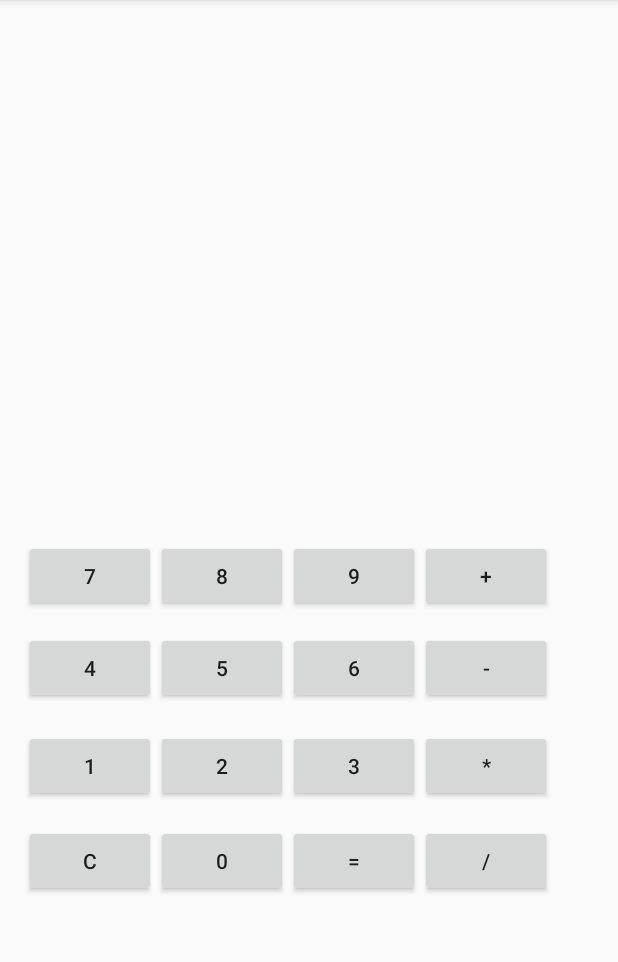
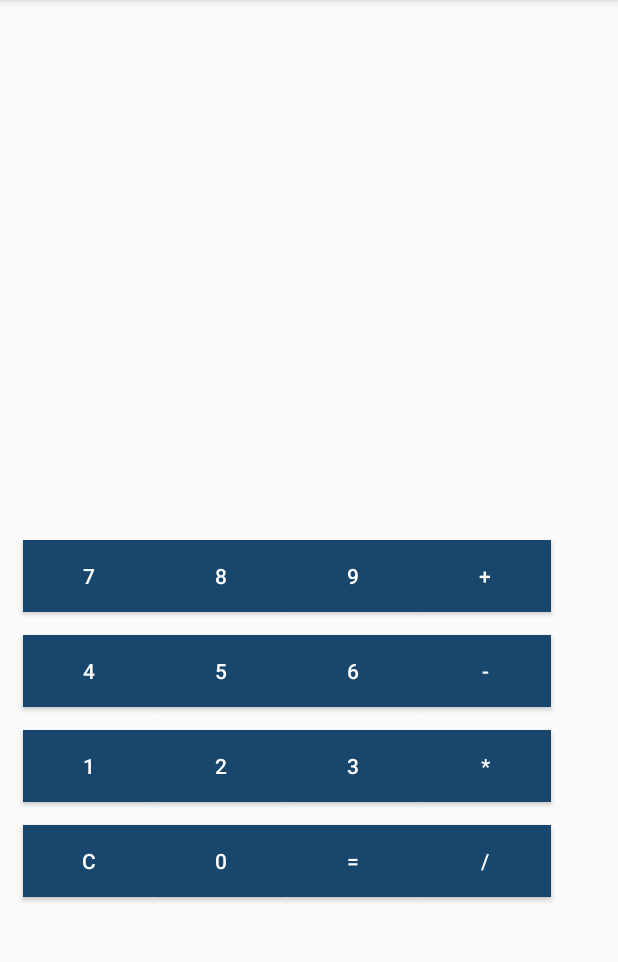
Before and after one commit to mobileappdevhm/calc-gigi0394, an Android app: the screen it shows after launch (MainActivity), on a phone screen of 412 x 824 dp, the part 84-1046 px from its top. Run offline under Robolectric (Android 15) with nearby library versions, the phone set to English and light mode, and no system bars.

```diff
--- a/app/src/main/AndroidManifest.xml
+++ b/app/src/main/AndroidManifest.xml
@@ -5,7 +5,7 @@
     <application
         android:allowBackup="true"
         android:icon="@mipmap/ic_launcher"
-        android:label="@string/app_name"
+        android:label="Calculator"
         android:roundIcon="@mipmap/ic_launcher_round"
         android:supportsRtl="true"
         android:theme="@style/AppTheme">
--- a/app/src/main/java/com/example/calculator/MainActivity.java
+++ b/app/src/main/java/com/example/calculator/MainActivity.java
@@ -13,74 +13,188 @@ import java.util.*;
 
 public class MainActivity extends AppCompatActivity implements OnClickListener {
 
-    private Button one;
-    private Button two;
-    private Button three;
-    private Button four;
-    private Button five;
-    private Button six;
-    private Button seven;
-    private Button eight;
-    private Button nine;
-    private Button zero;
-    private Button plus;
-    private Button minus;
-    private Button multiple;
-    private Button divide;
-    private TextView control;
-    private TextView display;
-    private List<Button> buttons = new ArrayList<>();
+    /**
+     * Buttons for the number fields in the application
+     */
+    private Button zero, one, two, three, four, five, six, seven, eight, nine;
 
+    /**
+     * Buttons which force an action in this case an arithmetic operation
+     */
+    private Button add, subtract, multiply, divide;
+
+    /**
+     * Clears the display
+     */
+    private Button clear;
+
+    /**
+     * Shows the result of an arithmetic operation
+     */
+    private Button result;
+
+    /**
+     * Text views which shows the actions taken of the Calculator
+     */
+    private TextView info, display;
+
+    /**
+     * Lists for all buttons
+     */
+    private ArrayList<Button> numbers = new ArrayList<>();
+    private ArrayList<Button> operators = new ArrayList<>();
+
+    /**
+     * Number which will be calculated with another (storage)
+     */
+    private double number;
+
+    /**
+     * Result of the calculated numbers
+     */
+    private double res;
+
+    /**
+     * Describes the current arithmetic operation
+     * 0: Default
+     * 1: Addition
+     * 2: Subtraction
+     * 3: Multiplication
+     * 4: Division
+     */
+    private int calculation = 0;
+
+    /**
+     * This method creates the user interface of the application
+     * @param savedInstanceState updated information of the user interface
+     */
     @Override
     protected void onCreate(Bundle savedInstanceState) {
         super.onCreate(savedInstanceState);
         setContentView(R.layout.activity_main);
 
         setUpButtonsAndViews();
-        putNumbersInList();
+        addNumbersAndOperatorsInLists();
         setListener();
     }
 
-    private void putNumbersInList() {
-        buttons.add(one);
-        buttons.add(two);
-        buttons.add(three);
-        buttons.add(four);
-        buttons.add(five);
-        buttons.add(six);
-        buttons.add(seven);
-        buttons.add(eight);
-        buttons.add(nine);
-        buttons.add(zero);
+    /**
+     * This method finds all the buttons and views which are shown on the User Interface
+     */
+    public void setUpButtonsAndViews() {
+        zero = findViewById(R.id.btn0);
+        one = findViewById(R.id.btn1);
+        two = findViewById(R.id.btn2);
+        three = findViewById(R.id.btn3);
+        four = findViewById(R.id.btn4);
+        five = findViewById(R.id.btn5);
+        six = findViewById(R.id.btn6);
+        seven = findViewById(R.id.btn7);
+        eight = findViewById(R.id.btn8);
+        nine = findViewById(R.id.btn9);
+
+        add = findViewById(R.id.btnPlus);
+        subtract = findViewById(R.id.btnMinus);
+        multiply = findViewById(R.id.btnMultiple);
+        divide = findViewById(R.id.btnDivide);
+
+        clear = findViewById(R.id.btnClear);
+        result = findViewById(R.id.btnResult);
+
+        info = findViewById(R.id.txtControl);
+        display = findViewById(R.id.txtDisplay);
     }
 
-    private void setUpButtonsAndViews() {
-        one = (Button) findViewById(R.id.btn1);
-        two = (Button) findViewById(R.id.btn2);
-        three = (Button) findViewById(R.id.btn3);
-        four = (Button) findViewById(R.id.btn4);
-        five = (Button) findViewById(R.id.btn5);
-        six = (Button) findViewById(R.id.btn6);
-        seven = (Button) findViewById(R.id.btn7);
-        eight = (Button) findViewById(R.id.btn8);
-        nine = (Button) findViewById(R.id.btn9);
-        zero = (Button) findViewById(R.id.btn0);
-        plus = (Button) findViewById(R.id.btnPlus);
-        minus = (Button) findViewById(R.id.btnMinus);
-        multiple = (Button) findViewById(R.id.btnMultiple);
-        divide = (Button) findViewById(R.id.btnDivide);
-        control = (TextView) findViewById(R.id.txtControl);
-        display = (TextView) findViewById(R.id.txtDisplay);
+    /**
+     * Puts the numbers and operators in two different lists.
+     */
+    public void addNumbersAndOperatorsInLists() {
+        numbers.add(zero);
+        numbers.add(one);
+        numbers.add(two);
+        numbers.add(three);
+        numbers.add(four);
+        numbers.add(five);
+        numbers.add(six);
+        numbers.add(seven);
+        numbers.add(eight);
+        numbers.add(nine);
+
+        operators.add(add);
+        operators.add(subtract);
+        operators.add(multiply);
+        operators.add(divide);
+        operators.add(clear);
+        operators.add(result);
     }
 
-    private void setListener() {
-        for (Button btn : buttons) {
-            btn.setOnClickListener(this);
+    /**
+     * This method sets the functionality of each button
+     */
+    public void setListener() {
+        for (Button b : numbers) {
+            b.setOnClickListener(this);
+        }
+        for (Button o : operators) {
+            o.setOnClickListener(this);
         }
     }
 
+    /**
+     * This method reacts on Button Clicks
+     * @param v current action which is chosen
+     */
     @Override
     public void onClick(View v) {
+        if (v.equals(result)) {
+            calculate();
+        } else if (v.equals(clear)) {
+            info.setText(null);
+            display.setText(null);
+        }
+        checkOperatorsAndNumbers(v);
+    }
 
+    /**
+     * Checks which buttons were clicked
+     * @param v current action which is chosen
+     */
+    public void checkOperatorsAndNumbers(View v) {
+        for (int i = 0; i < numbers.size(); i++) {
+            if (v.equals(numbers.get(i))) {
+                display.setText(display.getText().toString() + numbers.get(i).getText().toString());
+            }
+        }
+        for (int j = 0; j < operators.size() - 2; j++) {
+            if (v.equals(operators.get(j))) {
+                number = Double.parseDouble(display.getText().toString());
+                info.setText(display.getText().toString() + operators.get(j).getText().toString());
+                display.setText(null);
+                calculation = j+1;
+            }
+        }
+    }
+
+    /**
+     * This method does an arithmetic operation and shows it on the display
+     */
+    private void calculate() {
+        switch (calculation) {
+            case 1: res = number + Double.parseDouble(display.getText().toString());
+                break;
+            case 2: res = number - Double.parseDouble(display.getText().toString());
+                break;
+            case 3: res = number * Double.parseDouble(display.getText().toString());
+                break;
+            case 4:
+                if (Double.parseDouble(display.getText().toString()) == 0) {
+                    info.setText("Division by zero is not possible");
+                    display.setText(null);
+                } else {
+                    res = number / Double.parseDouble(display.getText().toString());
+                }
+                break;
+        }
+        display.setText(Double.toString(res));
     }
 }
--- a/app/src/main/res/layout/activity_main.xml
+++ b/app/src/main/res/layout/activity_main.xml
@@ -1,30 +1,114 @@
 <?xml version="1.0" encoding="utf-8"?>
 <RelativeLayout xmlns:android="http://schemas.android.com/apk/res/android"
-    xmlns:app="http://schemas.android.com/apk/res-auto"
     xmlns:tools="http://schemas.android.com/tools"
     android:layout_width="match_parent"
     android:layout_height="match_parent"
     tools:context="com.example.calculator.MainActivity">
 
     <Button
+        android:id="@+id/btn0"
+        android:layout_width="wrap_content"
+        android:layout_height="wrap_content"
+        android:layout_alignBaseline="@+id/btnClear"
+        android:layout_alignBottom="@+id/btnClear"
+        android:layout_toEndOf="@+id/btnClear"
+        android:layout_toRightOf="@+id/btnClear"
+        android:background="#19466d"
+        android:textColor="#ffffff"
+        android:text="0" />
+
+    <Button
+        android:id="@+id/btn1"
+        android:layout_width="wrap_content"
+        android:layout_height="wrap_content"
+        android:layout_below="@+id/btn4"
+        android:layout_marginTop="15dp"
+        android:layout_toLeftOf="@+id/btn2"
+        android:layout_toStartOf="@+id/btn2"
+        android:background="#19466d"
+        android:textColor="#ffffff"
+        android:text="1" />
+
+    <Button
+        android:id="@+id/btn2"
+        android:layout_width="wrap_content"
+        android:layout_height="wrap_content"
+        android:layout_alignLeft="@+id/btn5"
+        android:layout_alignStart="@+id/btn5"
+        android:layout_alignTop="@+id/btn1"
+        android:background="#19466d"
+        android:textColor="#ffffff"
+        android:text="2" />
+
+    <Button
+        android:id="@+id/btn3"
+        android:layout_width="wrap_content"
+        android:layout_height="wrap_content"
+        android:layout_alignLeft="@+id/btn6"
+        android:layout_alignStart="@+id/btn6"
+        android:layout_alignTop="@+id/btn2"
+        android:background="#19466d"
+        android:textColor="#ffffff"
+        android:text="3" />
+
+    <Button
+        android:id="@+id/btn4"
+        android:layout_width="wrap_content"
+        android:layout_height="wrap_content"
+        android:layout_below="@+id/btn7"
+        android:layout_marginTop="15dp"
+        android:layout_toLeftOf="@+id/btn5"
+        android:layout_toStartOf="@+id/btn5"
+        android:background="#19466d"
+        android:textColor="#ffffff"
+        android:text="4" />
+
+    <Button
+        android:id="@+id/btn5"
+        android:layout_width="wrap_content"
+        android:layout_height="wrap_content"
+        android:layout_alignBaseline="@+id/btn4"
+        android:layout_alignBottom="@+id/btn4"
+        android:layout_toLeftOf="@+id/btn6"
+        android:layout_toStartOf="@+id/btn6"
+        android:background="#19466d"
+        android:textColor="#ffffff"
+        android:text="5" />
+
+    <Button
+        android:id="@+id/btn6"
+        android:layout_width="wrap_content"
+        android:layout_height="wrap_content"
+        android:layout_alignLeft="@+id/btn9"
+        android:layout_alignStart="@+id/btn9"
+        android:layout_alignTop="@+id/btn5"
+        android:background="#19466d"
+        android:textColor="#ffffff"
+        android:text="6" />
+
+    <Button
         android:id="@+id/btn7"
         android:layout_width="wrap_content"
         android:layout_height="wrap_content"
-        android:layout_alignBaseline="@+id/btn8"
-        android:layout_alignBottom="@+id/btn8"
         android:layout_alignParentLeft="true"
         android:layout_alignParentStart="true"
-        android:layout_marginLeft="16dp"
-        android:layout_marginStart="16dp"
+        android:layout_below="@+id/txtDisplay"
+        android:layout_marginLeft="15dp"
+        android:layout_marginStart="15dp"
+        android:background="#19466d"
+        android:textColor="#ffffff"
         android:text="7" />
 
     <Button
         android:id="@+id/btn8"
         android:layout_width="wrap_content"
         android:layout_height="wrap_content"
-        android:layout_centerVertical="true"
+        android:layout_alignBaseline="@+id/btn9"
+        android:layout_alignBottom="@+id/btn9"
         android:layout_toEndOf="@+id/btn7"
         android:layout_toRightOf="@+id/btn7"
+        android:background="#19466d"
+        android:textColor="#ffffff"
         android:text="8" />
 
     <Button
@@ -34,63 +118,64 @@
         android:layout_centerVertical="true"
         android:layout_toEndOf="@+id/btn8"
         android:layout_toRightOf="@+id/btn8"
+        android:background="#19466d"
+        android:textColor="#ffffff"
         android:text="9" />
 
     <Button
-        android:id="@+id/btn4"
+        android:id="@+id/btnPlus"
         android:layout_width="wrap_content"
         android:layout_height="wrap_content"
-        android:layout_below="@+id/btn7"
-        android:layout_marginTop="13dp"
-        android:layout_toLeftOf="@+id/btn5"
-        android:layout_toStartOf="@+id/btn5"
-        android:text="4" />
+        android:layout_alignBaseline="@+id/btn9"
+        android:layout_alignBottom="@+id/btn9"
+        android:layout_marginRight="15dp"
+        android:layout_marginEnd="15dp"
+        android:layout_toEndOf="@+id/btn9"
+        android:layout_toRightOf="@+id/btn9"
+        android:background="#19466d"
+        android:textColor="#ffffff"
+        android:text="+" />
 
     <Button
-        android:id="@+id/btn5"
+        android:id="@+id/btnMinus"
         android:layout_width="wrap_content"
         android:layout_height="wrap_content"
-        android:layout_alignLeft="@+id/btn8"
-        android:layout_alignStart="@+id/btn8"
-        android:layout_alignTop="@+id/btn4"
-        android:text="5" />
+        android:layout_alignBaseline="@+id/btn6"
+        android:layout_alignBottom="@+id/btn6"
+        android:layout_marginRight="15dp"
+        android:layout_marginEnd="15dp"
+        android:layout_toEndOf="@+id/btn6"
+        android:layout_toRightOf="@+id/btn6"
+        android:background="#19466d"
+        android:textColor="#ffffff"
+        android:text="-" />
 
     <Button
-        android:id="@+id/btn6"
+        android:id="@+id/btnMultiple"
         android:layout_width="wrap_content"
         android:layout_height="wrap_content"
-        android:layout_alignLeft="@+id/btn9"
-        android:layout_alignStart="@+id/btn9"
-        android:layout_alignTop="@+id/btn5"
-        android:text="6" />
+        android:layout_alignBottom="@+id/btn3"
+        android:layout_marginRight="15dp"
+        android:layout_marginEnd="15dp"
+        android:layout_toEndOf="@+id/btn3"
+        android:layout_toRightOf="@+id/btn3"
+        android:background="#19466d"
+        android:textColor="#ffffff"
+        android:text="*" />
 
     <Button
-        android:id="@+id/btn1"
+        android:id="@+id/btnDivide"
         android:layout_width="wrap_content"
         android:layout_height="wrap_content"
-        android:layout_below="@+id/btn4"
-        android:layout_marginTop="17dp"
-        android:layout_toLeftOf="@+id/btn2"
-        android:layout_toStartOf="@+id/btn2"
-        android:text="1" />
-
-    <Button
-        android:id="@+id/btn2"
-        android:layout_width="wrap_content"
-        android:layout_height="wrap_content"
-        android:layout_alignLeft="@+id/btn5"
-        android:layout_alignStart="@+id/btn5"
-        android:layout_alignTop="@+id/btn1"
-        android:text="2" />
-
-    <Button
-        android:id="@+id/btn3"
-        android:layout_width="wrap_content"
-        android:layout_height="wrap_content"
-        android:layout_alignLeft="@+id/btn6"
-        android:layout_alignStart="@+id/btn6"
-        android:layout_alignTop="@+id/btn2"
-        android:text="3" />
+        android:layout_alignBaseline="@+id/btnResult"
+        android:layout_alignBottom="@+id/btnResult"
+        android:layout_marginRight="15dp"
+        android:layout_marginEnd="15dp"
+        android:layout_toEndOf="@+id/btnResult"
+        android:layout_toRightOf="@+id/btnResult"
+        android:background="#19466d"
+        android:textColor="#ffffff"
+        android:text="/" />
 
     <Button
         android:id="@+id/btnClear"
@@ -100,17 +185,9 @@
         android:layout_alignStart="@+id/btn1"
         android:layout_below="@+id/btn1"
         android:layout_marginTop="15dp"
+        android:background="#19466d"
+        android:textColor="#ffffff"
         android:text="C" />
-
-    <Button
-        android:id="@+id/btn0"
-        android:layout_width="wrap_content"
-        android:layout_height="wrap_content"
-        android:layout_alignBaseline="@+id/btnClear"
-        android:layout_alignBottom="@+id/btnClear"
-        android:layout_toEndOf="@+id/btnClear"
-        android:layout_toRightOf="@+id/btnClear"
-        android:text="0" />
 
     <Button
         android:id="@+id/btnResult"
@@ -119,49 +196,24 @@
         android:layout_alignLeft="@+id/btn3"
         android:layout_alignStart="@+id/btn3"
         android:layout_alignTop="@+id/btn0"
+        android:background="#19466d"
+        android:textColor="#ffffff"
         android:text="=" />
-
-    <Button
-        android:id="@+id/btnPlus"
-        android:layout_width="wrap_content"
-        android:layout_height="wrap_content"
-        android:layout_alignBaseline="@+id/btn9"
-        android:layout_alignBottom="@+id/btn9"
-        android:layout_toEndOf="@+id/btn9"
-        android:layout_toRightOf="@+id/btn9"
-        android:text="+" />
-
-    <Button
-        android:id="@+id/btnMinus"
-        android:layout_width="wrap_content"
-        android:layout_height="wrap_content"
-        android:layout_alignBaseline="@+id/btn6"
-        android:layout_alignBottom="@+id/btn6"
-        android:layout_toEndOf="@+id/btn6"
-        android:layout_toRightOf="@+id/btn6"
-        android:text="-" />
-
-    <Button
-        android:id="@+id/btnMultiple"
-        android:layout_width="wrap_content"
-        android:layout_height="wrap_content"
-        android:layout_alignBottom="@+id/btn3"
-        android:layout_toEndOf="@+id/btn3"
-        android:layout_toRightOf="@+id/btn3"
-        android:text="*" />
-
-    <Button
-        android:id="@+id/btnDivide"
-        android:layout_width="wrap_content"
-        android:layout_height="wrap_content"
-        android:layout_alignBaseline="@+id/btnResult"
-        android:layout_alignBottom="@+id/btnResult"
-        android:layout_toEndOf="@+id/btnResult"
-        android:layout_toRightOf="@+id/btnResult"
-        android:text="/" />
 
     <TextView
         android:id="@+id/txtControl"
+        android:layout_width="wrap_content"
+        android:layout_height="wrap_content"
+        android:layout_above="@+id/txtDisplay"
+        android:layout_alignEnd="@+id/txtDisplay"
+        android:layout_alignLeft="@+id/txtDisplay"
+        android:layout_alignRight="@+id/txtDisplay"
+        android:layout_alignStart="@+id/txtDisplay"
+        android:layout_marginBottom="35dp"
+        android:textAppearance="@style/TextAppearance.AppCompat.Light.Widget.PopupMenu.Large" />
+
+    <TextView
+        android:id="@+id/txtDisplay"
         android:layout_width="wrap_content"
         android:layout_height="wrap_content"
         android:layout_above="@+id/btnPlus"
@@ -169,17 +221,7 @@
         android:layout_alignLeft="@+id/btn7"
         android:layout_alignRight="@+id/btnPlus"
         android:layout_alignStart="@+id/btn7"
-        android:layout_marginBottom="36dp" />
-
-    <TextView
-        android:id="@+id/txtDisplay"
-        android:layout_width="wrap_content"
-        android:layout_height="wrap_content"
-        android:layout_above="@+id/txtControl"
-        android:layout_alignEnd="@+id/txtControl"
-        android:layout_alignLeft="@+id/txtControl"
-        android:layout_alignRight="@+id/txtControl"
-        android:layout_alignStart="@+id/txtControl"
-        android:layout_marginBottom="35dp" />
+        android:layout_marginBottom="35dp"
+        android:textAppearance="@style/TextAppearance.AppCompat.Light.Widget.PopupMenu.Large" />
 
 </RelativeLayout>
```
Also changed, not shown: 1 other file.
